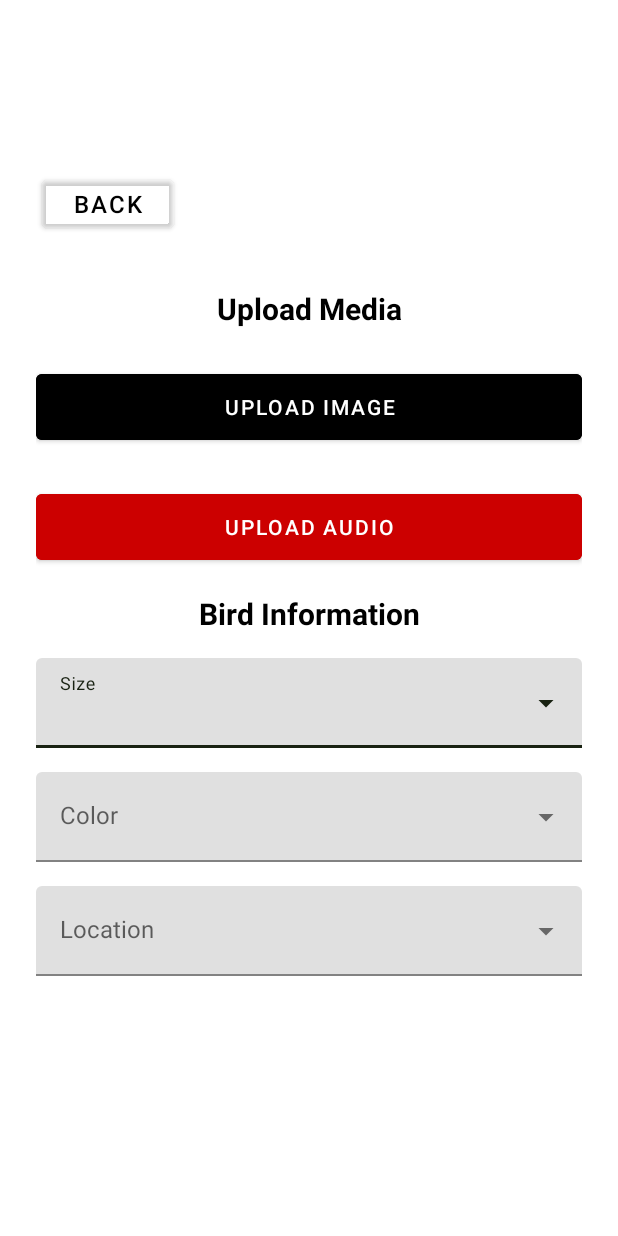
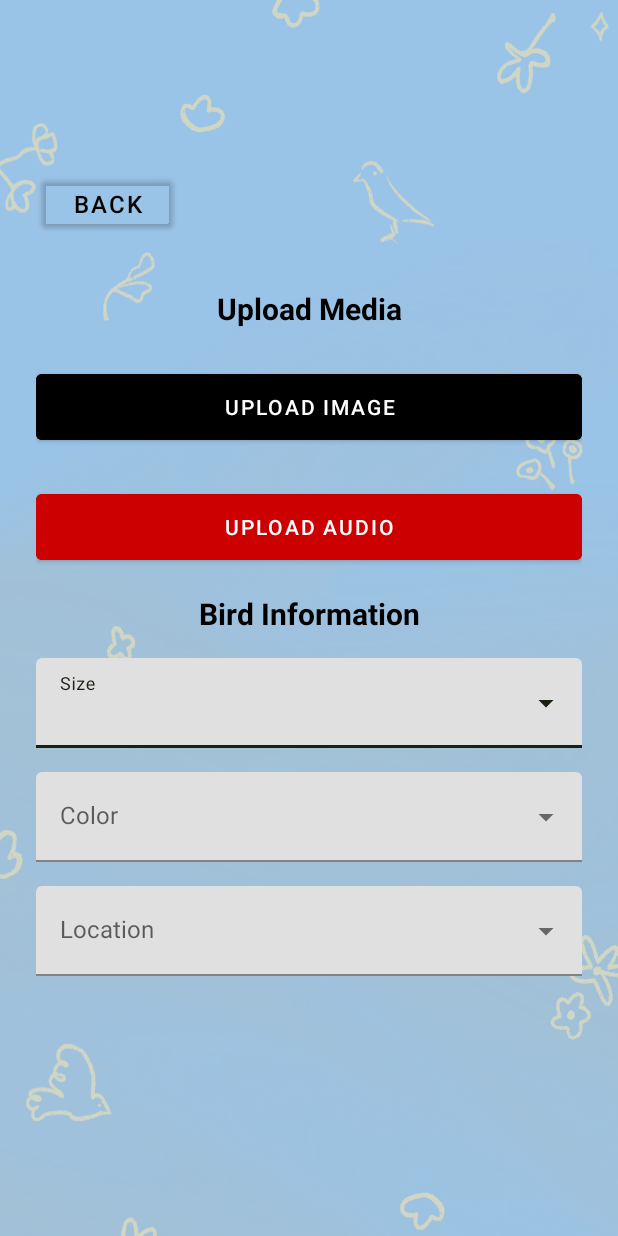
Before and after one commit to Javayria/tweetseek, an Android app: the InputManagementActivity screen opened directly, with no data from a screen before it, on a phone screen of 412 x 824 dp. Run offline under Robolectric (Android 15) with nearby library versions, the phone set to English and light mode, and no system bars.

Commit message:
bg changes

```diff
--- a/frontend/app/src/main/res/layout/input_management.xml
+++ b/frontend/app/src/main/res/layout/input_management.xml
@@ -6,7 +6,7 @@
     android:layout_width="match_parent"
     android:layout_height="match_parent"
     android:padding="24dp"
-    android:background="@android:color/white"
+    android:background="@drawable/patternedblue_bg_"
     tools:context=".activity.MainActivity">
 
     <!-- Back Button -->
--- a/frontend/app/src/main/res/layout/result_page.xml
+++ b/frontend/app/src/main/res/layout/result_page.xml
@@ -5,7 +5,7 @@
     xmlns:tools="http://schemas.android.com/tools"
     android:layout_width="match_parent"
     android:layout_height="match_parent"
-    android:background="@drawable/cloudy_bg"
+    android:background="@drawable/patternedblue_bg_"
     tools:context=".activity.RegisterActivity">
 
     <ImageButton
@@ -67,7 +67,7 @@
             android:layout_marginTop="40dp"
             android:scaleType="centerCrop"
             android:gravity="center"
-            android:src="@drawable/up_red"
+            android:src="@drawable/up_white"
             />
 
         <TextView
@@ -78,7 +78,7 @@
             android:textSize="30dp"
             android:textStyle="bold"
             android:text="share"
-            android:textColor="@color/red"
+            android:textColor="@color/white"
             android:fontFamily="monospace"
             android:gravity="center" />
 
```
Also changed, not shown: frontend/app/src/main/res/drawable/blue_bg.png (added), frontend/app/src/main/res/drawable/blue_bg_name.png (added), frontend/app/src/main/res/drawable/patternedblue_bg_.png (added).
